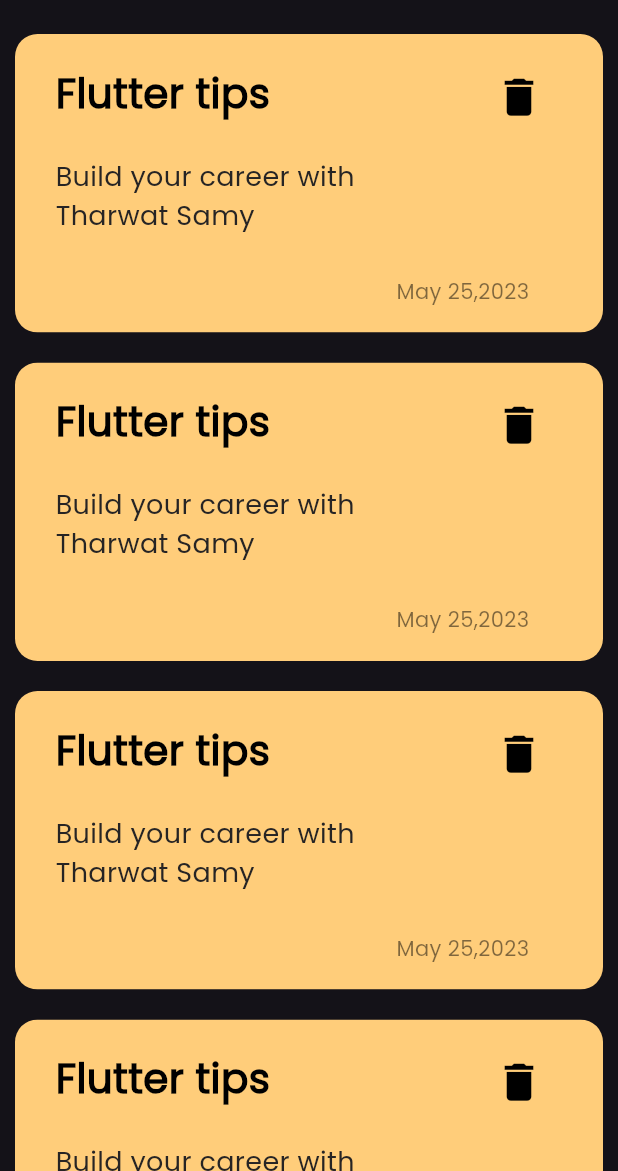
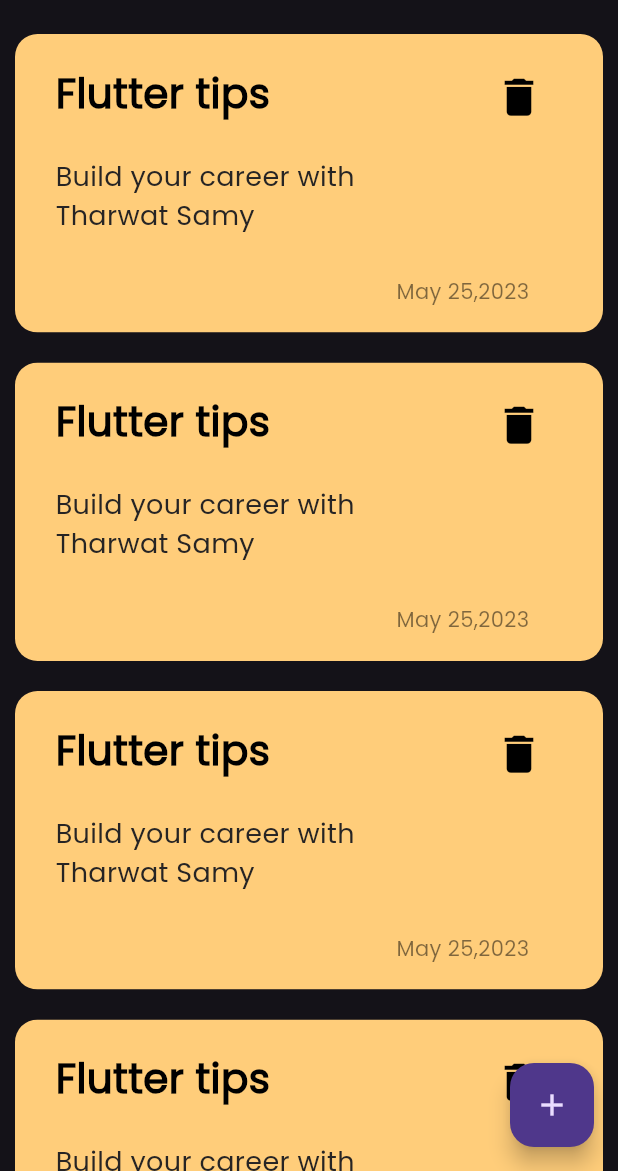
Before and after one commit to ahmaddamr/note_app, a Flutter app: the screen it shows after launch, on a phone screen of 412 x 824 dp, the part 65-1236 px from its top. Run offline on Flutter 3.47's test engine with Material 3 defaults, Android fonts, the phone set to English and light mode, and no system bars.

Commit message:
add floating action button

```diff
--- a/lib/views/notes_view.dart
+++ b/lib/views/notes_view.dart
@@ -1,5 +1,4 @@
 import 'package:flutter/material.dart';
-import 'package:note_app/widgets/note_item.dart';
 import 'package:note_app/widgets/notes_list_view.dart';
 
 class NotesView extends StatelessWidget {
@@ -8,6 +7,8 @@ class NotesView extends StatelessWidget {
   @override
   Widget build(BuildContext context) {
     return Scaffold(
+      floatingActionButton: FloatingActionButton(onPressed: () {},
+      child:const Icon(Icons.add),),
         // backgroundColor: Color(0xff303030),
         appBar: AppBar(
           // backgroundColor: Color(0xff303030),
--- a/lib/widgets/notes_list_view.dart
+++ b/lib/widgets/notes_list_view.dart
@@ -4,6 +4,7 @@ import 'package:note_app/widgets/note_item.dart';
 class CustomListView extends StatelessWidget {
   const CustomListView({super.key});
 
+  // final  var data = const [] ;
   @override
   Widget build(BuildContext context) {
     return ListView.builder(
```
